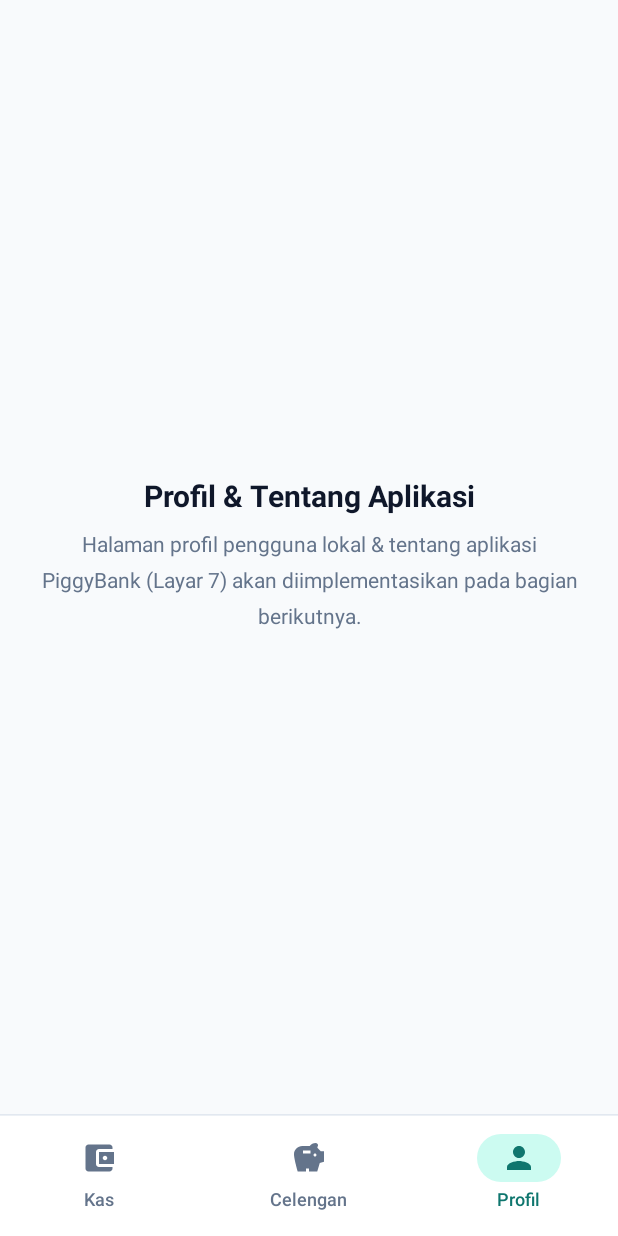
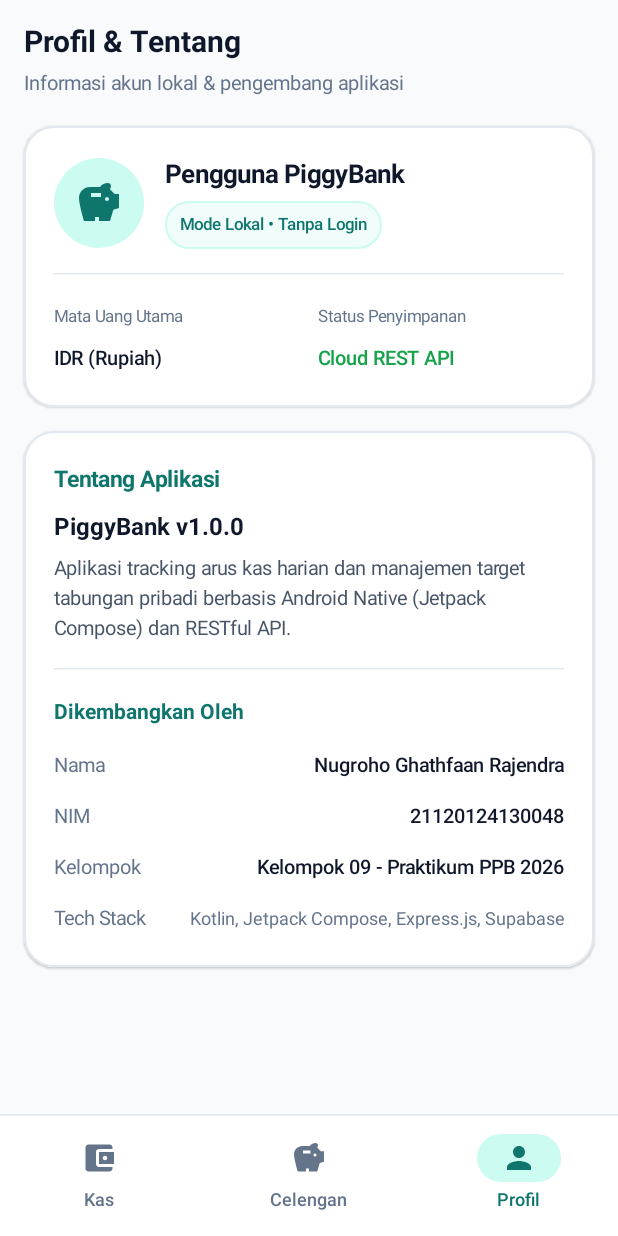
Before and after one commit to LegitFancyPants/PiggyBank_TA-PBB, an Android app built with Jetpack Compose: the AboutScreen screen opened through its navigation route, on a phone screen of 412 x 824 dp. Run offline under Robolectric (Android 15) with nearby library versions, the phone set to English and light mode, and no system bars.

Commit message:
update halaman profil

```diff
--- a/app/src/main/java/com/example/piggybank/MainActivity.kt
+++ b/app/src/main/java/com/example/piggybank/MainActivity.kt
@@ -6,39 +6,25 @@ import androidx.activity.ComponentActivity
 import androidx.activity.SystemBarStyle
 import androidx.activity.compose.setContent
 import androidx.activity.enableEdgeToEdge
-import androidx.compose.foundation.background
-import androidx.compose.foundation.layout.Arrangement
 import androidx.compose.foundation.layout.Column
-import androidx.compose.foundation.layout.Spacer
-import androidx.compose.foundation.layout.fillMaxSize
-import androidx.compose.foundation.layout.height
 import androidx.compose.foundation.layout.padding
 import androidx.compose.material.icons.Icons
-import androidx.compose.material.icons.automirrored.filled.ArrowBack
 import androidx.compose.material.icons.filled.AccountBalanceWallet
 import androidx.compose.material.icons.filled.Person
 import androidx.compose.material.icons.filled.Savings
-import androidx.compose.material3.Button
-import androidx.compose.material3.ButtonDefaults
-import androidx.compose.material3.ExperimentalMaterial3Api
 import androidx.compose.material3.HorizontalDivider
 import androidx.compose.material3.Icon
-import androidx.compose.material3.IconButton
 import androidx.compose.material3.NavigationBar
 import androidx.compose.material3.NavigationBarItem
 import androidx.compose.material3.NavigationBarItemDefaults
 import androidx.compose.material3.Scaffold
 import androidx.compose.material3.Text
-import androidx.compose.material3.TopAppBar
-import androidx.compose.material3.TopAppBarDefaults
 import androidx.compose.runtime.Composable
 import androidx.compose.runtime.getValue
-import androidx.compose.ui.Alignment
 import androidx.compose.ui.Modifier
 import androidx.compose.ui.graphics.Color
 import androidx.compose.ui.graphics.vector.ImageVector
 import androidx.compose.ui.text.font.FontWeight
-import androidx.compose.ui.text.style.TextAlign
 import androidx.compose.ui.unit.dp
 import androidx.compose.ui.unit.sp
 import androidx.lifecycle.viewmodel.compose.viewModel
@@ -49,6 +35,7 @@ import androidx.navigation.compose.composable
 import androidx.navigation.compose.currentBackStackEntryAsState
 import androidx.navigation.compose.rememberNavController
 import androidx.navigation.navArgument
+import com.example.piggybank.ui.screens.AboutScreen
 import com.example.piggybank.ui.screens.GoalDetailScreen
 import com.example.piggybank.ui.screens.GoalFormScreen
 import com.example.piggybank.ui.screens.GoalListScreen
@@ -57,11 +44,9 @@ import com.example.piggybank.ui.screens.TransactionFormScreen
 import com.example.piggybank.ui.screens.TransactionListScreen
 import com.example.piggybank.ui.theme.BackgroundCanvas
 import com.example.piggybank.ui.theme.CardBorder
-import com.example.piggybank.ui.theme.CardSurface
 import com.example.piggybank.ui.theme.PiggyBankTheme
 import com.example.piggybank.ui.theme.PrimaryTeal
 import com.example.piggybank.ui.theme.SoftMint
-import com.example.piggybank.ui.theme.TextPrimary
 import com.example.piggybank.ui.theme.TextSecondary
 import com.example.piggybank.viewmodel.GoalViewModel
 import com.example.piggybank.viewmodel.TransactionViewModel
@@ -282,91 +267,10 @@ fun PiggyBankApp() {
                 )
             }
 
-            // Layar 7: Profil / About Aplikasi (Placeholder sementara)
+            // Layar 7: Profil & Tentang Aplikasi
             composable(Screen.About.route) {
-                PlaceholderScreen(
-                    title = "Profil & Tentang Aplikasi",
-                    subtitle = "Halaman profil pengguna lokal & tentang aplikasi PiggyBank (Layar 7) akan diimplementasikan pada bagian berikutnya.",
-                    showBackButton = false,
-                    onBackClick = {}
-                )
+                AboutScreen()
             }
         }
     }
 }
-
-@OptIn(ExperimentalMaterial3Api::class)
-@Composable
-private fun PlaceholderScreen(
-    title: String,
-    subtitle: String,
-    showBackButton: Boolean,
-    onBackClick: () -> Unit
-) {
-    Column(
-        modifier = Modifier
-            .fillMaxSize()
-            .background(BackgroundCanvas)
-    ) {
-        if (showBackButton) {
-            TopAppBar(
-                title = {
-                    Text(
-                        text = title,
-                        fontSize = 18.sp,
-                        fontWeight = FontWeight.SemiBold,
-                        color = TextPrimary
-                    )
-                },
-                navigationIcon = {
-                    IconButton(onClick = onBackClick) {
-                        Icon(
-                            imageVector = Icons.AutoMirrored.Filled.ArrowBack,
-                            contentDescription = "Kembali",
-                            tint = TextPrimary
-                        )
-                    }
-                },
-                colors = TopAppBarDefaults.topAppBarColors(
-                    containerColor = CardSurface
-                )
-            )
-            HorizontalDivider(thickness = 1.dp, color = CardBorder)
-        }
-
-        Column(
-            modifier = Modifier
-                .fillMaxSize()
-                .padding(24.dp),
-            verticalArrangement = Arrangement.Center,
-            horizontalAlignment = Alignment.CenterHorizontally
-        ) {
-            Text(
-                text = title,
-                fontSize = 20.sp,
-                fontWeight = FontWeight.Bold,
-                color = TextPrimary,
-                textAlign = TextAlign.Center
-            )
-            Spacer(modifier = Modifier.height(8.dp))
-            Text(
-                text = subtitle,
-                fontSize = 14.sp,
-                color = TextSecondary,
-                textAlign = TextAlign.Center
-            )
-            if (showBackButton) {
-                Spacer(modifier = Modifier.height(20.dp))
-                Button(
-                    onClick = onBackClick,
-                    colors = ButtonDefaults.buttonColors(
-                        containerColor = PrimaryTeal,
-                        contentColor = Color.White
-                    )
-                ) {
-                    Text(text = "Kembali")
-                }
-            }
-        }
-    }
-}
--- /dev/null
+++ b/app/src/main/java/com/example/piggybank/ui/screens/AboutScreen.kt
@@ -0,0 +1,305 @@
+package com.example.piggybank.ui.screens
+
+import androidx.compose.foundation.BorderStroke
+import androidx.compose.foundation.background
+import androidx.compose.foundation.layout.Arrangement
+import androidx.compose.foundation.layout.Box
+import androidx.compose.foundation.layout.Column
+import androidx.compose.foundation.layout.Row
+import androidx.compose.foundation.layout.Spacer
+import androidx.compose.foundation.layout.fillMaxSize
+import androidx.compose.foundation.layout.fillMaxWidth
+import androidx.compose.foundation.layout.height
+import androidx.compose.foundation.layout.padding
+import androidx.compose.foundation.layout.size
+import androidx.compose.foundation.rememberScrollState
+import androidx.compose.foundation.shape.CircleShape
+import androidx.compose.foundation.shape.RoundedCornerShape
+import androidx.compose.foundation.verticalScroll
+import androidx.compose.material.icons.Icons
+import androidx.compose.material.icons.filled.Savings
+import androidx.compose.material3.Card
+import androidx.compose.material3.CardDefaults
+import androidx.compose.material3.HorizontalDivider
+import androidx.compose.material3.Icon
+import androidx.compose.material3.Surface
+import androidx.compose.material3.Text
+import androidx.compose.runtime.Composable
+import androidx.compose.ui.Alignment
+import androidx.compose.ui.Modifier
+import androidx.compose.ui.draw.clip
+import androidx.compose.ui.graphics.Color
+import androidx.compose.ui.text.font.FontWeight
+import androidx.compose.ui.text.style.TextAlign
+import androidx.compose.ui.tooling.preview.Preview
+import androidx.compose.ui.unit.dp
+import androidx.compose.ui.unit.sp
+import com.example.piggybank.ui.theme.BackgroundCanvas
+import com.example.piggybank.ui.theme.CardBorder
+import com.example.piggybank.ui.theme.CardSurface
+import com.example.piggybank.ui.theme.IncomeGreen
+import com.example.piggybank.ui.theme.MintSurfaceTint
+import com.example.piggybank.ui.theme.PiggyBankTheme
+import com.example.piggybank.ui.theme.PrimaryTeal
+import com.example.piggybank.ui.theme.SoftMint
+import com.example.piggybank.ui.theme.TextPrimary
+import com.example.piggybank.ui.theme.TextSecondary
+
+// =========================================================================
+// BIODATA PRAKTIKAN
+// =========================================================================
+private const val DEVELOPER_NAME = "Nugroho Ghathfaan Rajendra"
+private const val DEVELOPER_NIM = "21120124130048"
+private const val DEVELOPER_GROUP = "Kelompok 09 - Praktikum PPB 2026"
+
+@Composable
+fun AboutScreen(
+    modifier: Modifier = Modifier
+) {
+    Column(
+        modifier = modifier
+            .fillMaxSize()
+            .background(BackgroundCanvas)
+            .verticalScroll(rememberScrollState())
+            .padding(horizontal = 16.dp, vertical = 16.dp),
+        verticalArrangement = Arrangement.spacedBy(16.dp)
+    ) {
+        // Top Header
+        Column(modifier = Modifier.fillMaxWidth()) {
+            Text(
+                text = "Profil & Tentang",
+                fontSize = 20.sp,
+                fontWeight = FontWeight.Bold,
+                color = TextPrimary
+            )
+            Spacer(modifier = Modifier.height(4.dp))
+            Text(
+                text = "Informasi akun lokal & pengembang aplikasi",
+                fontSize = 13.sp,
+                color = TextSecondary
+            )
+        }
+
+        // Card 1 — Local User Profile Card (Single-User Mode)
+        Card(
+            modifier = Modifier.fillMaxWidth(),
+            shape = RoundedCornerShape(20.dp),
+            colors = CardDefaults.cardColors(containerColor = CardSurface),
+            border = BorderStroke(1.dp, CardBorder),
+            elevation = CardDefaults.cardElevation(defaultElevation = 1.dp)
+        ) {
+            Column(
+                modifier = Modifier
+                    .fillMaxWidth()
+                    .padding(20.dp)
+            ) {
+                Row(
+                    modifier = Modifier.fillMaxWidth(),
+                    verticalAlignment = Alignment.CenterVertically,
+                    horizontalArrangement = Arrangement.spacedBy(14.dp)
+                ) {
+                    Box(
+                        modifier = Modifier
+                            .size(60.dp)
+                            .clip(CircleShape)
+                            .background(SoftMint),
+                        contentAlignment = Alignment.Center
+                    ) {
+                        Icon(
+                            imageVector = Icons.Default.Savings,
+                            contentDescription = "Avatar Pengguna PiggyBank",
+                            tint = PrimaryTeal,
+                            modifier = Modifier.size(32.dp)
+                        )
+                    }
+
+                    Column(modifier = Modifier.weight(1f)) {
+                        Text(
+                            text = "Pengguna PiggyBank",
+                            fontSize = 17.sp,
+                            fontWeight = FontWeight.Bold,
+                            color = TextPrimary
+                        )
+                        Spacer(modifier = Modifier.height(6.dp))
+                        Surface(
+                            shape = CircleShape,
+                            color = MintSurfaceTint,
+                            border = BorderStroke(1.dp, SoftMint)
+                        ) {
+                            Text(
+                                text = "Mode Lokal • Tanpa Login",
+                                fontSize = 11.sp,
+                                fontWeight = FontWeight.SemiBold,
+                                color = PrimaryTeal,
+                                modifier = Modifier.padding(horizontal = 10.dp, vertical = 4.dp)
+                            )
+                        }
+                    }
+                }
+
+                HorizontalDivider(
+                    modifier = Modifier.padding(vertical = 16.dp),
+                    color = CardBorder
+                )
+
+                Row(
+                    modifier = Modifier.fillMaxWidth(),
+                    horizontalArrangement = Arrangement.spacedBy(12.dp)
+                ) {
+                    Column(modifier = Modifier.weight(1f)) {
+                        Text(
+                            text = "Mata Uang Utama",
+                            fontSize = 11.sp,
+                            color = TextSecondary
+                        )
+                        Spacer(modifier = Modifier.height(4.dp))
+                        Text(
+                            text = "IDR (Rupiah)",
+                            fontSize = 13.sp,
+                            fontWeight = FontWeight.SemiBold,
+                            color = TextPrimary
+                        )
+                    }
+
+                    Column(modifier = Modifier.weight(1f)) {
+                        Text(
+                            text = "Status Penyimpanan",
+                            fontSize = 11.sp,
+                            color = TextSecondary
+                        )
+                        Spacer(modifier = Modifier.height(4.dp))
+                        Text(
+                            text = "Cloud REST API",
+                            fontSize = 13.sp,
+                            fontWeight = FontWeight.SemiBold,
+                            color = IncomeGreen
+                        )
+                    }
+                }
+            }
+        }
+
+        // Card 2 — About Application & Developer Card
+        Card(
+            modifier = Modifier.fillMaxWidth(),
+            shape = RoundedCornerShape(20.dp),
+            colors = CardDefaults.cardColors(containerColor = CardSurface),
+            border = BorderStroke(1.dp, CardBorder),
+            elevation = CardDefaults.cardElevation(defaultElevation = 1.dp)
+        ) {
+            Column(
+                modifier = Modifier
+                    .fillMaxWidth()
+                    .padding(20.dp)
+            ) {
+                Text(
+                    text = "Tentang Aplikasi",
+                    fontSize = 15.sp,
+                    fontWeight = FontWeight.Bold,
+                    color = PrimaryTeal
+                )
+                Spacer(modifier = Modifier.height(8.dp))
+                Text(
+                    text = "PiggyBank v1.0.0",
+                    fontSize = 16.sp,
+                    fontWeight = FontWeight.Bold,
+                    color = TextPrimary
+                )
+                Spacer(modifier = Modifier.height(6.dp))
+                Text(
+                    text = "Aplikasi tracking arus kas harian dan manajemen target tabungan pribadi berbasis Android Native (Jetpack Compose) dan RESTful API.",
+                    fontSize = 13.sp,
+                    color = Color(0xFF475569),
+                    lineHeight = 20.sp
+                )
+
+                HorizontalDivider(
+                    modifier = Modifier.padding(vertical = 16.dp),
+                    color = CardBorder
+                )
+
+                Text(
+                    text = "Dikembangkan Oleh",
+                    fontSize = 14.sp,
+                    fontWeight = FontWeight.Bold,
+                    color = PrimaryTeal
+                )
+                Spacer(modifier = Modifier.height(12.dp))
+
+                Column(
+                    modifier = Modifier.fillMaxWidth(),
+                    verticalArrangement = Arrangement.spacedBy(10.dp)
+                ) {
+                    AboutMetadataRow(
+                        label = "Nama",
+                        value = DEVELOPER_NAME
+                    )
+                    AboutMetadataRow(
+                        label = "NIM",
+                        value = DEVELOPER_NIM
+                    )
+                    AboutMetadataRow(
+                        label = "Kelompok",
+                        value = DEVELOPER_GROUP
+                    )
+                    Row(
+                        modifier = Modifier.fillMaxWidth(),
+                        horizontalArrangement = Arrangement.SpaceBetween,
+                        verticalAlignment = Alignment.Top
+                    ) {
+                        Text(
+                            text = "Tech Stack",
+                            fontSize = 13.sp,
+                            color = TextSecondary
+                        )
+                        Text(
+                            text = "Kotlin, Jetpack Compose, Express.js, Supabase",
+                            fontSize = 12.sp,
+                            color = TextSecondary,
+                            textAlign = TextAlign.End,
+                            modifier = Modifier
+                                .weight(1f, fill = false)
+                                .padding(start = 16.dp)
+                        )
+                    }
+                }
+            }
+        }
+    }
+}
+
+@Composable
+private fun AboutMetadataRow(
+    label: String,
+    value: String
+) {
+    Row(
+        modifier = Modifier.fillMaxWidth(),
+        horizontalArrangement = Arrangement.SpaceBetween,
+        verticalAlignment = Alignment.Top
+    ) {
+        Text(
+            text = label,
+            fontSize = 13.sp,
+            color = TextSecondary
+        )
+        Text(
+            text = value,
+            fontSize = 13.sp,
+            fontWeight = FontWeight.SemiBold,
+            color = TextPrimary,
+            textAlign = TextAlign.End,
+            modifier = Modifier
+                .weight(1f, fill = false)
+                .padding(start = 16.dp)
+        )
+    }
+}
+
+@Preview(showBackground = true, showSystemUi = true)
+@Composable
+private fun AboutScreenPreview() {
+    PiggyBankTheme {
+        AboutScreen()
+    }
+}
--- a/app/src/main/java/com/example/piggybank/ui/screens/GoalDetailScreen.kt
+++ b/app/src/main/java/com/example/piggybank/ui/screens/GoalDetailScreen.kt
@@ -12,7 +12,6 @@ import androidx.compose.foundation.layout.fillMaxWidth
 import androidx.compose.foundation.layout.height
 import androidx.compose.foundation.layout.padding
 import androidx.compose.foundation.layout.size
-import androidx.compose.foundation.layout.width
 import androidx.compose.foundation.rememberScrollState
 import androidx.compose.foundation.shape.CircleShape
 import androidx.compose.foundation.shape.RoundedCornerShape
--- a/app/src/main/java/com/example/piggybank/ui/screens/GoalListScreen.kt
+++ b/app/src/main/java/com/example/piggybank/ui/screens/GoalListScreen.kt
@@ -127,10 +127,11 @@ fun GoalListContent(
                 )
             }
 
-            if (uiState.isUsingMockData && uiState.errorMessage != null) {
+            if (uiState.isUsingMockData) {
                 item {
                     GoalMockDataBanner(
-                        message = uiState.errorMessage,
+                        message = uiState.errorMessage
+                            ?: "Mode lokal aktif. Tekan Coba Lagi untuk sinkronisasi server.",
                         onRefresh = onRefresh
                     )
                 }
--- a/app/src/main/java/com/example/piggybank/ui/screens/TransactionListScreen.kt
+++ b/app/src/main/java/com/example/piggybank/ui/screens/TransactionListScreen.kt
@@ -129,10 +129,11 @@ fun TransactionListContent(
                 )
             }
 
-            if (uiState.isUsingMockData && uiState.errorMessage != null) {
+            if (uiState.isUsingMockData) {
                 item {
                     MockDataBanner(
-                        message = uiState.errorMessage,
+                        message = uiState.errorMessage
+                            ?: "Mode lokal aktif. Tekan Coba Lagi untuk sinkronisasi server.",
                         onRefresh = onRefresh,
                         modifier = Modifier.padding(horizontal = 16.dp)
                     )
```
